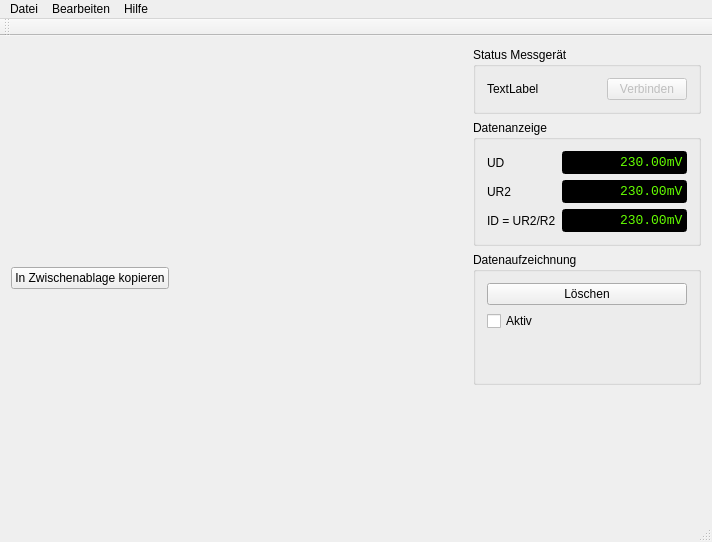
First picture: the form in src/labplotwindow.ui, repository tedeler/LabPlot, before the edit.
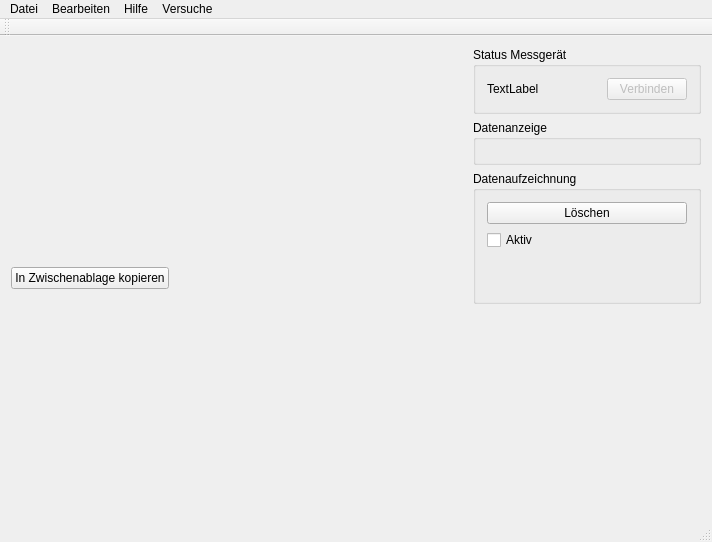
Second picture: the form after the edit. Icons and pictures are not drawn.

Patch:
```diff
--- a/src/labplotwindow.ui
+++ b/src/labplotwindow.ui
@@ -74,340 +74,7 @@
           <property name="title">
            <string>Datenanzeige</string>
           </property>
-          <layout class="QVBoxLayout" name="verticalLayout_4">
-           <item>
-            <layout class="QGridLayout" name="gridLayout_2">
-             <item row="1" column="0">
-              <widget class="QLabel" name="lb_datadisplay_ud">
-               <property name="text">
-                <string>UD</string>
-               </property>
-              </widget>
-             </item>
-             <item row="2" column="0">
-              <widget class="QLabel" name="lb_datadisplay_ur3">
-               <property name="text">
-                <string>UR2</string>
-               </property>
-              </widget>
-             </item>
-             <item row="2" column="1">
-              <widget class="QLineEdit" name="ln_ur3">
-               <property name="enabled">
-                <bool>true</bool>
-               </property>
-               <property name="palette">
-                <palette>
-                 <active>
-                  <colorrole role="WindowText">
-                   <brush brushstyle="SolidPattern">
-                    <color alpha="255">
-                     <red>177</red>
-                     <green>255</green>
-                     <blue>129</blue>
-                    </color>
-                   </brush>
-                  </colorrole>
-                  <colorrole role="Button">
-                   <brush brushstyle="SolidPattern">
-                    <color alpha="255">
-                     <red>0</red>
-                     <green>0</green>
-                     <blue>0</blue>
-                    </color>
-                   </brush>
-                  </colorrole>
-                  <colorrole role="Text">
-                   <brush brushstyle="SolidPattern">
-                    <color alpha="255">
-                     <red>100</red>
-                     <green>255</green>
-                     <blue>0</blue>
-                    </color>
-                   </brush>
-                  </colorrole>
-                  <colorrole role="ButtonText">
-                   <brush brushstyle="SolidPattern">
-                    <color alpha="255">
-                     <red>100</red>
-                     <green>255</green>
-                     <blue>0</blue>
-                    </color>
-                   </brush>
-                  </colorrole>
-                  <colorrole role="Base">
-                   <brush brushstyle="SolidPattern">
-                    <color alpha="255">
-                     <red>0</red>
-                     <green>0</green>
-                     <blue>0</blue>
-                    </color>
-                   </brush>
-                  </colorrole>
-                  <colorrole role="Window">
-                   <brush brushstyle="SolidPattern">
-                    <color alpha="255">
-                     <red>0</red>
-                     <green>0</green>
-                     <blue>0</blue>
-                    </color>
-                   </brush>
-                  </colorrole>
-                  <colorrole role="Highlight">
-                   <brush brushstyle="SolidPattern">
-                    <color alpha="255">
-                     <red>0</red>
-                     <green>0</green>
-                     <blue>128</blue>
-                    </color>
-                   </brush>
-                  </colorrole>
-                  <colorrole role="PlaceholderText">
-                   <brush brushstyle="SolidPattern">
-                    <color alpha="128">
-                     <red>100</red>
-                     <green>255</green>
-                     <blue>0</blue>
-                    </color>
-                   </brush>
-                  </colorrole>
-                 </active>
-                 <inactive>
-                  <colorrole role="WindowText">
-                   <brush brushstyle="SolidPattern">
-                    <color alpha="255">
-                     <red>177</red>
-                     <green>255</green>
-                     <blue>129</blue>
-                    </color>
-                   </brush>
-                  </colorrole>
-                  <colorrole role="Button">
-                   <brush brushstyle="SolidPattern">
-                    <color alpha="255">
-                     <red>0</red>
-                     <green>0</green>
-                     <blue>0</blue>
-                    </color>
-                   </brush>
-                  </colorrole>
-                  <colorrole role="Text">
-                   <brush brushstyle="SolidPattern">
-                    <color alpha="255">
-                     <red>100</red>
-                     <green>255</green>
-                     <blue>0</blue>
-                    </color>
-                   </brush>
-                  </colorrole>
-                  <colorrole role="ButtonText">
-                   <brush brushstyle="SolidPattern">
-                    <color alpha="255">
-                     <red>100</red>
-                     <green>255</green>
-                     <blue>0</blue>
-                    </color>
-                   </brush>
-                  </colorrole>
-                  <colorrole role="Base">
-                   <brush brushstyle="SolidPattern">
-                    <color alpha="255">
-                     <red>0</red>
-                     <green>0</green>
-                     <blue>0</blue>
-                    </color>
-                   </brush>
-                  </colorrole>
-                  <colorrole role="Window">
-                   <brush brushstyle="SolidPattern">
-                    <color alpha="255">
-                     <red>0</red>
-                     <green>0</green>
-                     <blue>0</blue>
-                    </color>
-                   </brush>
-                  </colorrole>
-                  <colorrole role="Highlight">
-                   <brush brushstyle="SolidPattern">
-                    <color alpha="255">
-                     <red>0</red>
-                     <green>0</green>
-                     <blue>128</blue>
-                    </color>
-                   </brush>
-                  </colorrole>
-                  <colorrole role="PlaceholderText">
-                   <brush brushstyle="SolidPattern">
-                    <color alpha="128">
-                     <red>100</red>
-                     <green>255</green>
-                     <blue>0</blue>
-                    </color>
-                   </brush>
-                  </colorrole>
-                 </inactive>
-                 <disabled>
-                  <colorrole role="WindowText">
-                   <brush brushstyle="SolidPattern">
-                    <color alpha="255">
-                     <red>100</red>
-                     <green>255</green>
-                     <blue>0</blue>
-                    </color>
-                   </brush>
-                  </colorrole>
-                  <colorrole role="Button">
-                   <brush brushstyle="SolidPattern">
-                    <color alpha="255">
-                     <red>0</red>
-                     <green>0</green>
-                     <blue>0</blue>
-                    </color>
-                   </brush>
-                  </colorrole>
-                  <colorrole role="Text">
-                   <brush brushstyle="SolidPattern">
-                    <color alpha="255">
-                     <red>100</red>
-                     <green>255</green>
-                     <blue>0</blue>
-                    </color>
-                   </brush>
-                  </colorrole>
-                  <colorrole role="ButtonText">
-                   <brush brushstyle="SolidPattern">
-                    <color alpha="255">
-                     <red>100</red>
-                     <green>255</green>
-                     <blue>0</blue>
-                    </color>
-                   </brush>
-                  </colorrole>
-                  <colorrole role="Base">
-                   <brush brushstyle="SolidPattern">
-                    <color alpha="255">
-                     <red>0</red>
-                     <green>0</green>
-                     <blue>0</blue>
-                    </color>
-                   </brush>
-                  </colorrole>
-                  <colorrole role="Window">
-                   <brush brushstyle="SolidPattern">
-                    <color alpha="255">
-                     <red>0</red>
-                     <green>0</green>
-                     <blue>0</blue>
-                    </color>
-                   </brush>
-                  </colorrole>
-                  <colorrole role="Highlight">
-                   <brush brushstyle="SolidPattern">
-                    <color alpha="255">
-                     <red>0</red>
-                     <green>0</green>
-                     <blue>128</blue>
-                    </color>
-                   </brush>
-                  </colorrole>
-                  <colorrole role="PlaceholderText">
-                   <brush brushstyle="SolidPattern">
-                    <color alpha="128">
-                     <red>100</red>
-                     <green>255</green>
-                     <blue>0</blue>
-                    </color>
-                   </brush>
-                  </colorrole>
-                 </disabled>
-                </palette>
-               </property>
-               <property name="font">
-                <font>
-                 <family>Courier New</family>
-                 <pointsize>10</pointsize>
-                </font>
-               </property>
-               <property name="styleSheet">
-                <string notr="true">background: rgb(0, 0, 0); 
-selection-background-color: rgb(0, 0, 128);
-color: rgb(100, 255, 0);</string>
-               </property>
-               <property name="text">
-                <string>230.00mV</string>
-               </property>
-               <property name="alignment">
-                <set>Qt::AlignRight|Qt::AlignTrailing|Qt::AlignVCenter</set>
-               </property>
-               <property name="readOnly">
-                <bool>true</bool>
-               </property>
-              </widget>
-             </item>
-             <item row="1" column="1">
-              <widget class="QLineEdit" name="ln_ud">
-               <property name="enabled">
-                <bool>true</bool>
-               </property>
-               <property name="font">
-                <font>
-                 <family>Courier New</family>
-                 <pointsize>10</pointsize>
-                </font>
-               </property>
-               <property name="styleSheet">
-                <string notr="true">background: rgb(0, 0, 0); 
-selection-background-color: rgb(0, 0, 128);
-color: rgb(100, 255, 0);</string>
-               </property>
-               <property name="text">
-                <string>230.00mV</string>
-               </property>
-               <property name="alignment">
-                <set>Qt::AlignRight|Qt::AlignTrailing|Qt::AlignVCenter</set>
-               </property>
-               <property name="readOnly">
-                <bool>true</bool>
-               </property>
-              </widget>
-             </item>
-             <item row="3" column="1">
-              <widget class="QLineEdit" name="ln_id">
-               <property name="enabled">
-                <bool>true</bool>
-               </property>
-               <property name="font">
-                <font>
-                 <family>Courier New</family>
-                 <pointsize>10</pointsize>
-                </font>
-               </property>
-               <property name="styleSheet">
-                <string notr="true">background: rgb(0, 0, 0); 
-selection-background-color: rgb(0, 0, 128);
-color: rgb(100, 255, 0);</string>
-               </property>
-               <property name="text">
-                <string>230.00mV</string>
-               </property>
-               <property name="alignment">
-                <set>Qt::AlignRight|Qt::AlignTrailing|Qt::AlignVCenter</set>
-               </property>
-               <property name="readOnly">
-                <bool>true</bool>
-               </property>
-              </widget>
-             </item>
-             <item row="3" column="0">
-              <widget class="QLabel" name="lb_datadisplay_id">
-               <property name="text">
-                <string>ID = UR2/R2</string>
-               </property>
-              </widget>
-             </item>
-            </layout>
-           </item>
-          </layout>
+          <layout class="QGridLayout" name="gridLayout_3"/>
          </widget>
         </item>
         <item>
@@ -570,9 +237,16 @@
     </property>
     <addaction name="action_close"/>
    </widget>
+   <widget class="QMenu" name="menuVersuche">
+    <property name="title">
+     <string>Versuche</string>
+    </property>
+    <addaction name="action_Versuch_Diodenkennlinie"/>
+   </widget>
    <addaction name="menuDatei"/>
    <addaction name="menuBearbeiten"/>
    <addaction name="menu_ber_LabPlot"/>
+   <addaction name="menuVersuche"/>
   </widget>
   <widget class="QToolBar" name="mainToolBar">
    <attribute name="toolBarArea">
```
Left out of the diff: 16 changed lines with no effect on the pictures.
